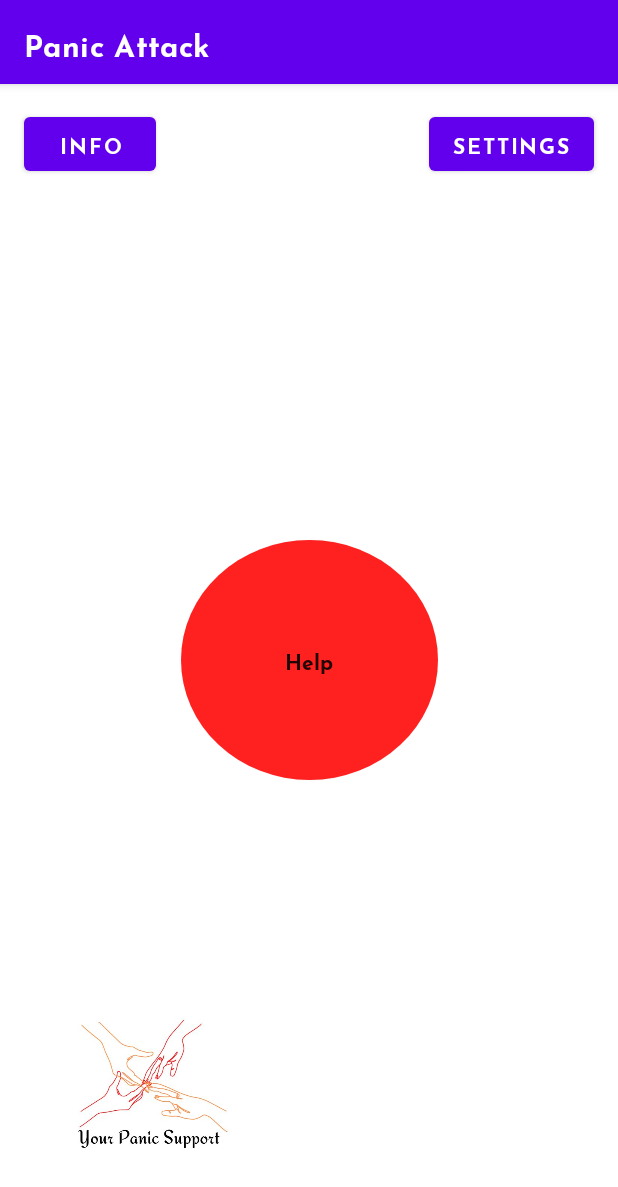
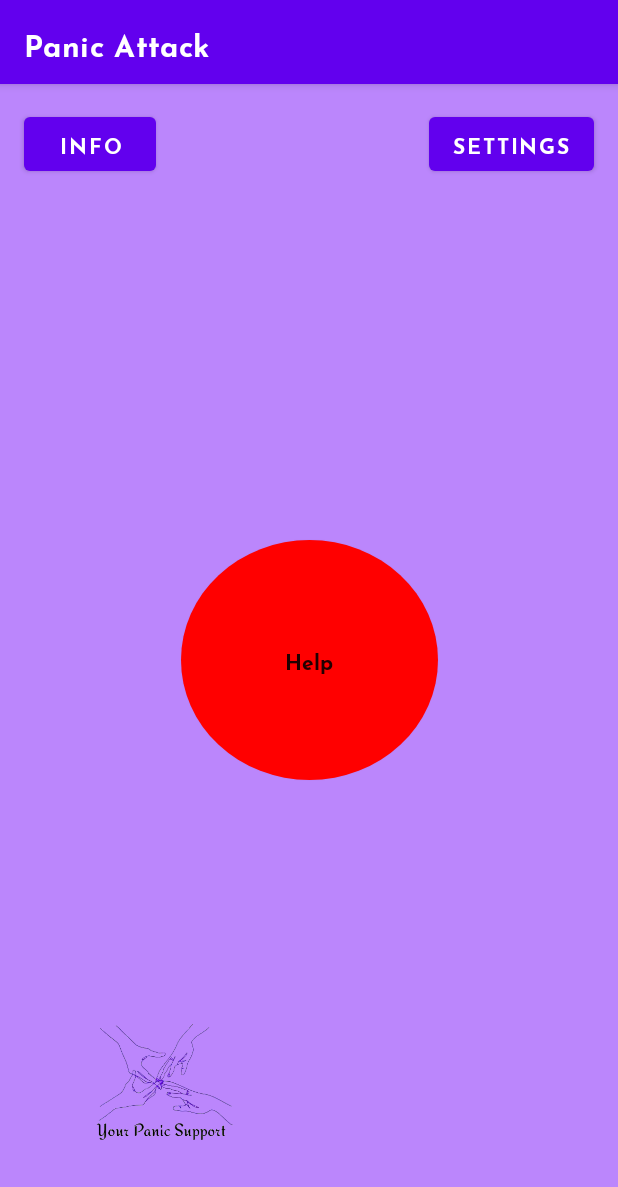
Before and after one commit to acoprescu/TeraaProject, an Android app: the MainActivity screen opened directly, with no data from a screen before it, on a phone screen of 412 x 824 dp. Shown: the top 1187 px of the screen. Run offline under Robolectric (Android 15) with nearby library versions, the phone set to English and light mode, and no system bars.

Commit message:
Work on Day-Night themes

```diff
--- a/app/src/main/res/layout/activity_main.xml
+++ b/app/src/main/res/layout/activity_main.xml
@@ -37,7 +37,7 @@
 
       app:layout_constraintBottom_toBottomOf="parent"
       app:layout_constraintStart_toStartOf="parent"
-      android:src="@drawable/panic_support" />
+      android:src="@drawable/logo" />
 
   <androidx.appcompat.widget.AppCompatButton
       android:id="@+id/button_help"
--- a/app/src/main/res/values-night/colors.xml
+++ b/app/src/main/res/values-night/colors.xml
@@ -9,4 +9,6 @@
     //for Night Mode
     <color name="backgroundColor">#410D80</color>
     <color name="textColor">#FFFFFF</color>
+
+    <color name="helpButtonColor">#3700B3</color>
 </resources>
--- a/app/src/main/res/values-night/themes.xml
+++ b/app/src/main/res/values-night/themes.xml
@@ -14,5 +14,9 @@
         <!-- Status bar color. -->
         <item name="android:statusBarColor" tools:targetApi="l">?attr/colorPrimaryVariant</item>
         <!-- Customize your theme here. -->
+
+
+        <item name="android:windowBackground">@color/backgroundColor</item>
+
     </style>
 </resources>
--- a/app/src/main/res/values/colors.xml
+++ b/app/src/main/res/values/colors.xml
@@ -12,5 +12,6 @@
     <color name="backgroundColor">#BB86FC</color>
     <color name="textColor">#040404</color>
 
-    <color name="helpButtonColor">#FF2020</color>
+    <color name="helpButtonColor">#FF0000</color>
+
 </resources>
--- a/app/src/main/res/values/themes.xml
+++ b/app/src/main/res/values/themes.xml
@@ -16,6 +16,9 @@
         <!-- Customize your theme here. -->
 
         <item name="buttonStyle">@style/MyButton</item>
+
+        <item name="android:windowBackground">@color/backgroundColor</item>
+
     </style>
 
     <style name="MyButton" parent="Widget.AppCompat.Button">
```
Also changed, not shown: app/src/main/res/drawable-night/logo.png (added), app/src/main/res/drawable/logo.png (added).
